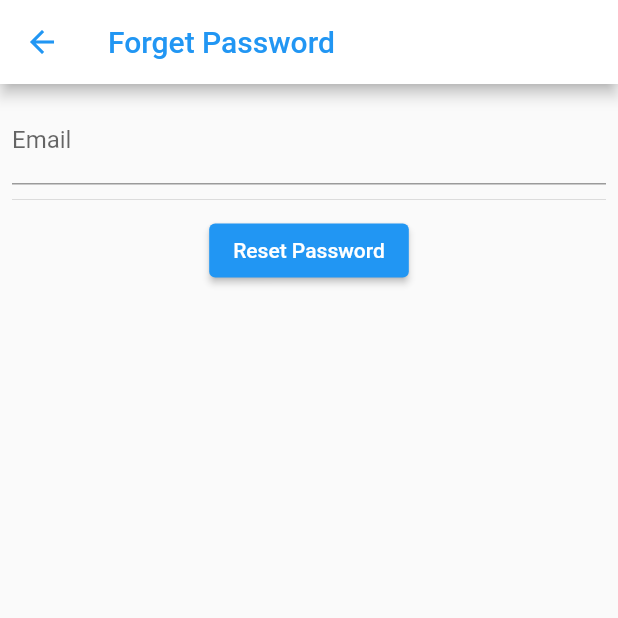
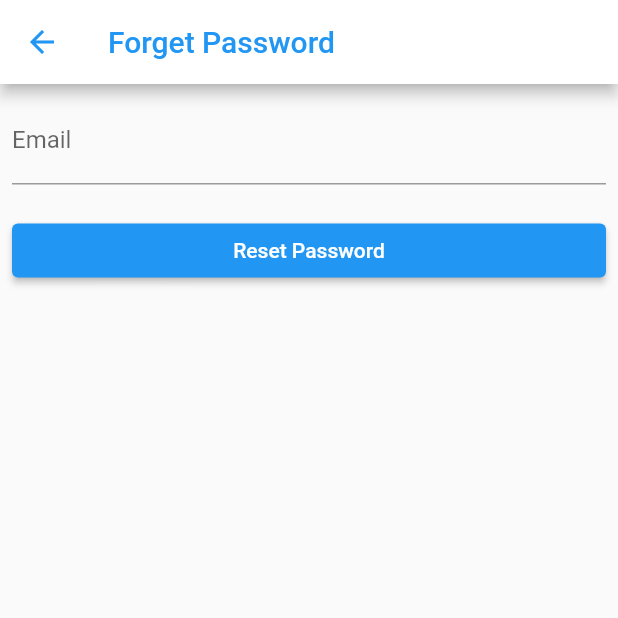
Before and after one commit to DevMahmoudElattar/FlutterEdams, a Flutter app: the ForgetSC screen opened by its route, on a phone screen of 412 x 824 dp, the top half of it. Run offline on Flutter 3.47's test engine with Material 2 defaults, Android fonts, the phone set to English and light mode, and no system bars; our stand-ins replace bloc, cloud_firestore, equatable, firebase_core, firebase_messaging, flutter_bloc and 4 more; missing offline and left inert: dart:ffi; accounts and stored records are empty; generated files the repository leaves out were written again; Roboto replaces fonts that are missing (Cairo); key blocks and very long unbroken strings in the code were emptied for the run.

Commit message:
Modified Forget PSW screen

```diff
--- a/lib/presenter/Login_SC/ForgetSC.dart
+++ b/lib/presenter/Login_SC/ForgetSC.dart
@@ -23,8 +23,8 @@ class ForgetSC extends StatelessWidget {
                   labelText: 'Email',
                   hintText: 'Enter Your Email'
               ),  ),
-              Divider(height: 20,),
-              ElevatedButton(onPressed: (){}, child: Text("Reset Password"))
+              const Divider(height: 20,color: Colors.transparent,),
+              ElevatedButton(onPressed: (){}, child: const SizedBox(width: double.infinity,child: Text("Reset Password",textAlign: TextAlign.center,)))
             ],
           ),
         ),
```
